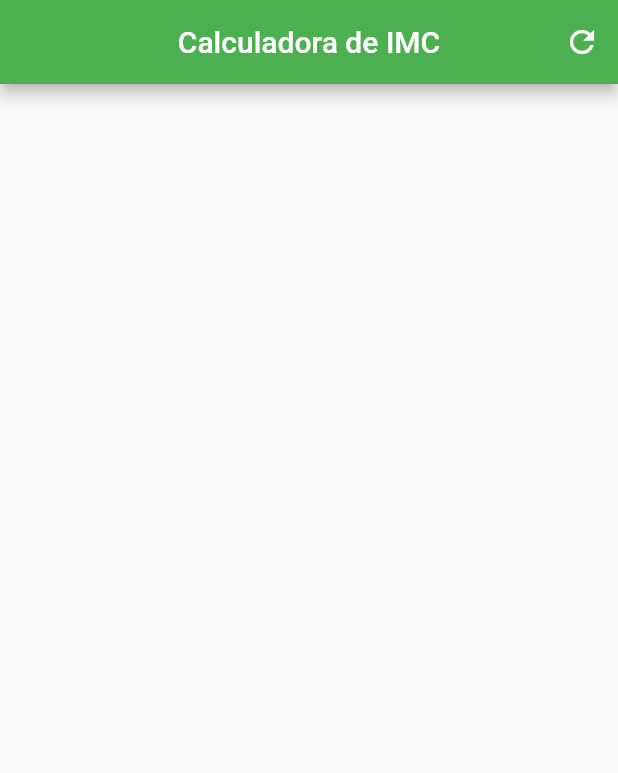
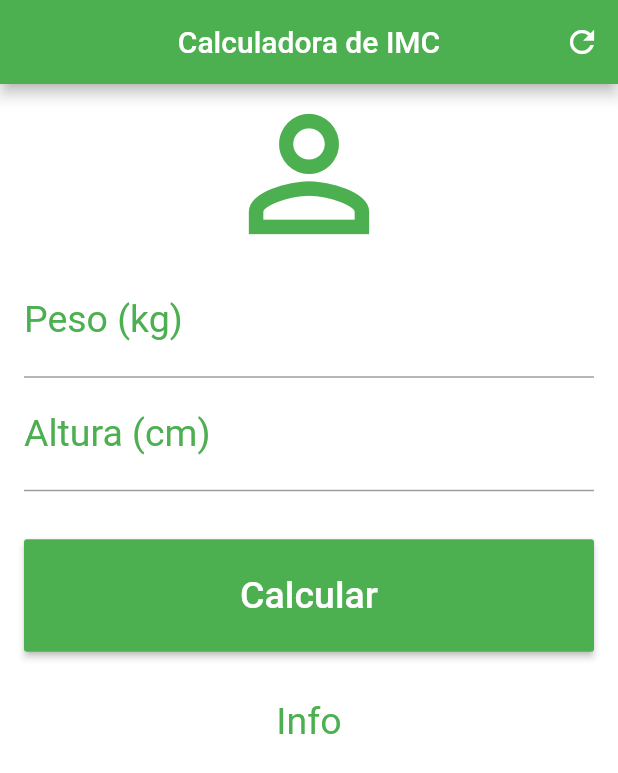
Before and after one commit to pcfmello/flutter-imc-calculator, a Flutter app: the screen it shows after launch, on a phone screen of 412 x 824 dp. Shown: the top 773 px of the screen. Run offline on Flutter 3.47's test engine with Material 2 defaults, Android fonts, the phone set to English and light mode, and no system bars.

Commit message:
Inseridos ícone, campos, botões e texto de resp.

```diff
--- a/lib/main.dart
+++ b/lib/main.dart
@@ -1,10 +1,6 @@
 import 'package:flutter/material.dart';
 
-void main() => runApp(
-    MaterialApp(
-      home: Home()
-    )
-);
+void main() => runApp(MaterialApp(home: Home()));
 
 class Home extends StatefulWidget {
   @override
@@ -20,10 +16,52 @@ class _HomeState extends State<Home> {
           centerTitle: true,
           backgroundColor: Colors.green,
           actions: <Widget>[
-          IconButton(icon: Icon(Icons.refresh),
-          onPressed: () {},)
+            IconButton(
+              icon: Icon(Icons.refresh),
+              onPressed: () {},
+            )
           ],
-      )
-    );
+        ),
+        backgroundColor: Colors.white,
+        body: SingleChildScrollView(
+            padding: EdgeInsets.fromLTRB(16.0, 0, 16.0, 16.0),
+            child: Column(
+              crossAxisAlignment: CrossAxisAlignment.center,
+              children: <Widget>[
+                Icon(Icons.person_outline, size: 120, color: Colors.green),
+                TextField(
+                  keyboardType: TextInputType.number,
+                  decoration: InputDecoration(
+                    labelText: "Peso (kg)",
+                    labelStyle: TextStyle(color: Colors.green),
+                  ),
+                  textAlign: TextAlign.center,
+                  style: TextStyle(color: Colors.green, fontSize: 25),
+                ),
+                TextField(
+                  keyboardType: TextInputType.number,
+                  decoration: InputDecoration(
+                    labelText: "Altura (cm)",
+                    labelStyle: TextStyle(color: Colors.green),
+                  ),
+                  textAlign: TextAlign.center,
+                  style: TextStyle(color: Colors.green, fontSize: 25),
+                ),
+                const SizedBox(height: 32.0),
+                Container(
+                    height: 75.0,
+                    width: double.infinity,
+                    child: RaisedButton(
+                        onPressed: () {},
+                        child: Text(
+                          "Calcular",
+                          style: TextStyle(color: Colors.white, fontSize: 25.0),
+                        ),
+                        color: Colors.green)),
+                const SizedBox(height: 32.0),
+                Text("Info",
+                    style: TextStyle(color: Colors.green, fontSize: 25.0))
+              ],
+            )));
   }
 }
```
Lines whose indentation alone changed are shown as unchanged.
